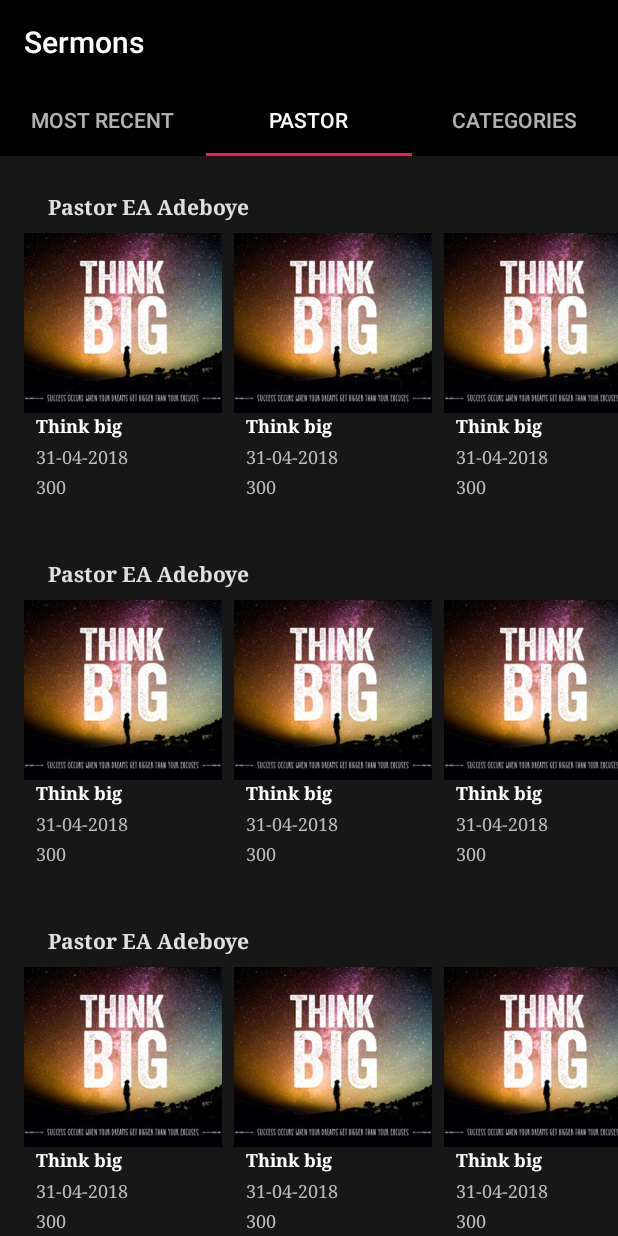
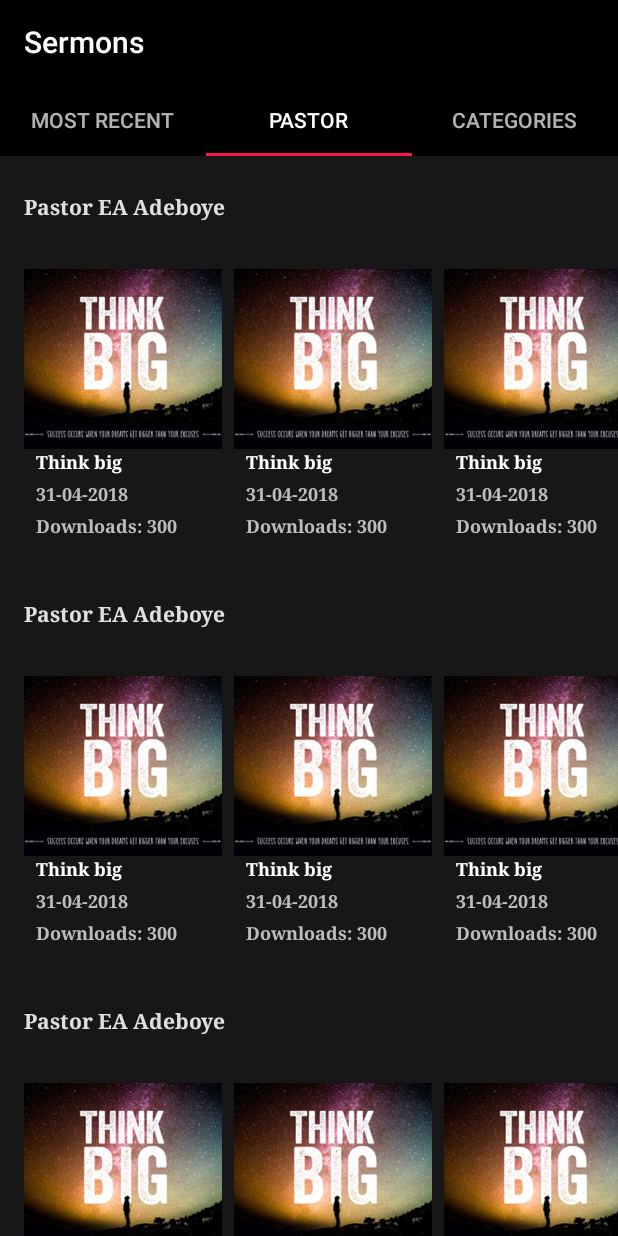
Before and after one commit to themavencoder/jesusify, an Android app: the screen it shows after launch (MainActivity), tab 2 chosen, on a phone screen of 412 x 824 dp. Run offline under Robolectric (Android 15) with nearby library versions, the phone set to English and light mode, and no system bars.

Commit message:
Last commit to pastor

```diff
--- a/app/src/main/java/com/aloineinc/jesusify/mainscreen/FragmentPastor.java
+++ b/app/src/main/java/com/aloineinc/jesusify/mainscreen/FragmentPastor.java
@@ -52,20 +52,28 @@ public class FragmentPastor extends android.support.v4.app.Fragment {
         while (i < 15) {
             one.setSermonName("Pastor EA Adeboye");
             List<SermonModel> adeboyeSermon = new ArrayList<>();
-            adeboyeSermon.add(new SermonModel(R.drawable.thinkbig, "Think big", "31-04-2018", "300"));
-            adeboyeSermon.add(new SermonModel(R.drawable.thinkbig, "Think big", "31-04-2018", "300"));
-            adeboyeSermon.add(new SermonModel(R.drawable.thinkbig, "Think big", "31-04-2018", "300"));
-            adeboyeSermon.add(new SermonModel(R.drawable.thinkbig, "Think big", "31-04-2018", "300"));
-            adeboyeSermon.add(new SermonModel(R.drawable.thinkbig, "Think big", "31-04-2018", "300"));
-            adeboyeSermon.add(new SermonModel(R.drawable.thinkbig, "Think big", "31-04-2018", "300"));
-            adeboyeSermon.add(new SermonModel(R.drawable.thinkbig, "Think big", "31-04-2018", "300"));
-            adeboyeSermon.add(new SermonModel(R.drawable.thinkbig, "Think big", "31-04-2018", "300"));
-            adeboyeSermon.add(new SermonModel(R.drawable.thinkbig, "Think big", "31-04-2018", "300"));
-            adeboyeSermon.add(new SermonModel(R.drawable.thinkbig, "Think big", "31-04-2018", "300"));
-            adeboyeSermon.add(new SermonModel(R.drawable.thinkbig, "Think big", "31-04-2018", "300"));
-            adeboyeSermon.add(new SermonModel(R.drawable.thinkbig, "Think big", "31-04-2018", "300"));
-            adeboyeSermon.add(new SermonModel(R.drawable.thinkbig, "Think big", "31-04-2018", "300"));
-            adeboyeSermon.add(new SermonModel(R.drawable.thinkbig, "Think big", "31-04-2018", "300"));
+            adeboyeSermon.add(new SermonModel(R.drawable.thinkbig, "Think big", "31-04-2018", "Downloads: 300"));
+            adeboyeSermon.add(new SermonModel(R.drawable.thinkbig, "Think big", "31-04-2018", "Downloads: 300"));
+            adeboyeSermon.add(new SermonModel(R.drawable.thinkbig, "Think big", "31-04-2018", "Downloads: 300"));
+            adeboyeSermon.add(new SermonModel(R.drawable.thinkbig, "Think big", "31-04-2018", "Downloads: 300"));
+            adeboyeSermon.add(new SermonModel(R.drawable.thinkbig, "Think big", "31-04-2018", "Downloads: 300"));
+            adeboyeSermon.add(new SermonModel(R.drawable.thinkbig, "Think big", "31-04-2018", "Downloads: 300"));
+            adeboyeSermon.add(new SermonModel(R.drawable.thinkbig, "Think big", "31-04-2018", "Downloads: 300"));
+            adeboyeSermon.add(new SermonModel(R.drawable.thinkbig, "Think big", "31-04-2018", "Downloads: 300"));
+            adeboyeSermon.add(new SermonModel(R.drawable.thinkbig, "Think big", "31-04-2018", "Downloads: 300"));
+            adeboyeSermon.add(new SermonModel(R.drawable.thinkbig, "Think big", "31-04-2018", "Downloads: 300"));
+            adeboyeSermon.add(new SermonModel(R.drawable.thinkbig, "Think big", "31-04-2018", "Downloads: 300"));
+            adeboyeSermon.add(new SermonModel(R.drawable.thinkbig, "Think big", "31-04-2018", "Downloads: 300"));
+            adeboyeSermon.add(new SermonModel(R.drawable.thinkbig, "Think big", "31-04-2018", "Downloads: 300"));
+            adeboyeSermon.add(new SermonModel(R.drawable.thinkbig, "Think big", "31-04-2018", "Downloads: 300"));
+            adeboyeSermon.add(new SermonModel(R.drawable.thinkbig, "Think big", "31-04-2018", "Downloads: 300"));
+            adeboyeSermon.add(new SermonModel(R.drawable.thinkbig, "Think big", "31-04-2018", "Downloads: 300"));
+            adeboyeSermon.add(new SermonModel(R.drawable.thinkbig, "Think big", "31-04-2018", "Downloads: 300"));
+            adeboyeSermon.add(new SermonModel(R.drawable.thinkbig, "Think big", "31-04-2018", "Downloads: 300"));
+            adeboyeSermon.add(new SermonModel(R.drawable.thinkbig, "Think big", "31-04-2018", "Downloads: 300"));
+            adeboyeSermon.add(new SermonModel(R.drawable.thinkbig, "Think big", "31-04-2018", "Downloads: 300"));
+            adeboyeSermon.add(new SermonModel(R.drawable.thinkbig, "Think big", "31-04-2018", "Downloads: 300"));
+            adeboyeSermon.add(new SermonModel(R.drawable.thinkbig, "Think big", "31-04-2018", "Downloads: 300"));
 
             one.setSermonList(adeboyeSermon);
 
--- a/app/src/main/res/layout/item_mainscreen_pastor_section.xml
+++ b/app/src/main/res/layout/item_mainscreen_pastor_section.xml
@@ -12,8 +12,8 @@
         android:layout_height="wrap_content"
         android:text="Pastor EA Adeboye"
         android:textStyle="bold"
-        android:layout_marginLeft="16dp"
         android:textSize="14sp"
+        android:layout_marginBottom="24dp"
         android:textColor="#E0E0E0"
         android:id="@+id/sermonName"
 
--- a/app/src/main/res/layout/item_mainscreen_sermon_section.xml
+++ b/app/src/main/res/layout/item_mainscreen_sermon_section.xml
@@ -37,6 +37,7 @@
             android:layout_height="wrap_content"
             android:text="Date: 11-02-2018"
             android:textSize="12sp"
+            android:textStyle="bold"
             android:id="@+id/mainscreen_sermon_date"
             android:layout_marginLeft="8dp"
             android:layout_marginTop="4dp"
@@ -48,6 +49,7 @@
             android:layout_height="wrap_content"
             android:text="Downloads: 234"
             android:textSize="12sp"
+            android:textStyle="bold"
             android:id="@+id/mainscreen_sermon_downloads"
             android:layout_marginLeft="8dp"
             android:layout_marginTop="4dp"
```
